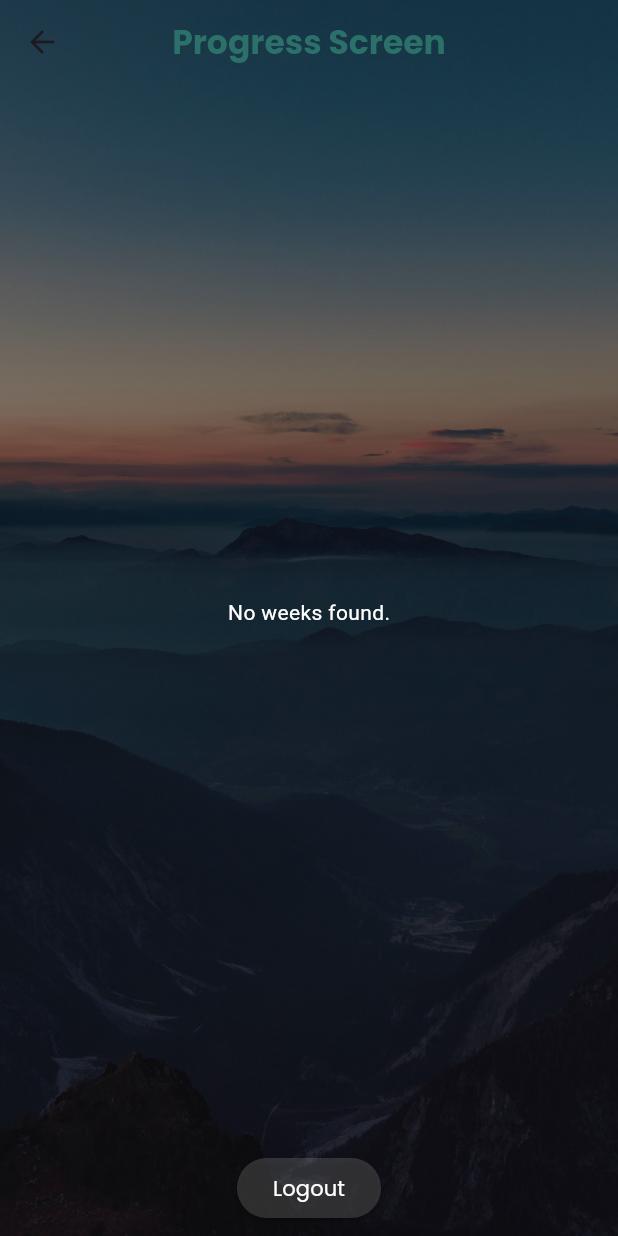
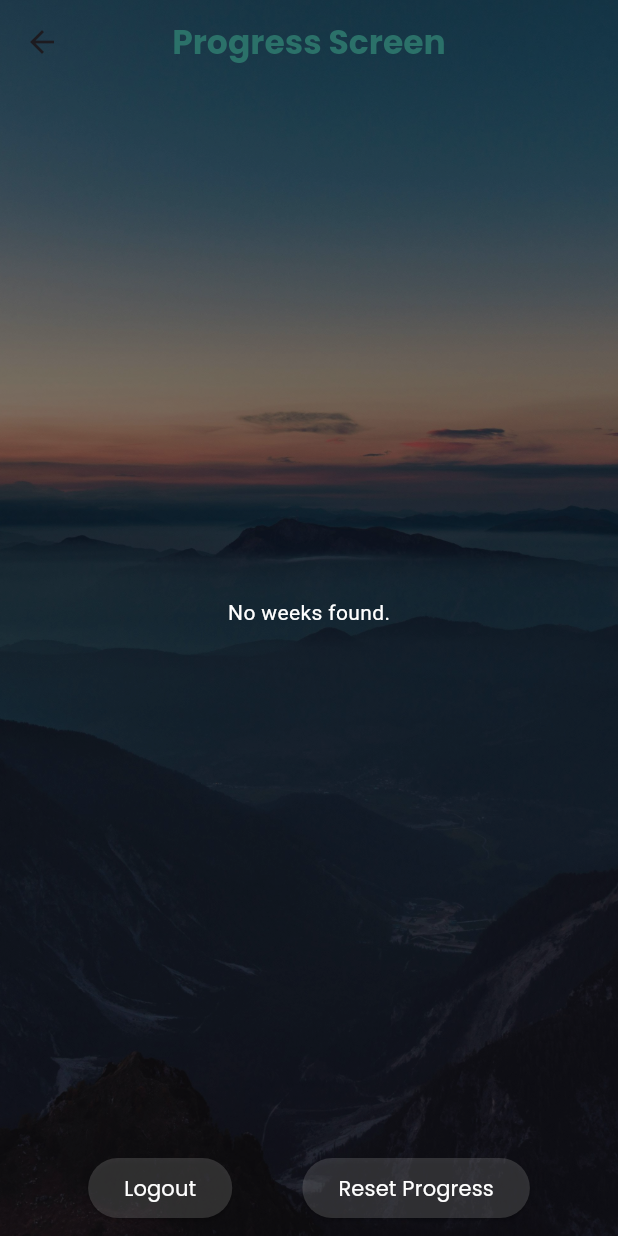
Before and after one commit to myg907/classProject, a Flutter app: the ProgressContentScreen screen opened directly, on a phone screen of 412 x 824 dp. Run offline on Flutter 3.47's test engine with Material 3 defaults, Android fonts, the phone set to English and light mode, and no system bars; our stand-ins replace cloud_firestore, firebase_auth, firebase_core, firebase_storage, image_picker; accounts and stored records are empty.

Commit message:
added reset progress button in progress screen

```diff
--- a/lib/progress_screen.dart
+++ b/lib/progress_screen.dart
@@ -30,6 +30,7 @@ class Week {
     );
   }
 }
+
 class ProgressScreen extends StatefulWidget {
   const ProgressScreen({super.key});
 
@@ -59,14 +60,14 @@ class _ProgressScreenState extends State<ProgressScreen> {
         },
         items: const [
           BottomNavigationBarItem(icon: Icon(Icons.home), label: 'Home'),
-          BottomNavigationBarItem(icon: Icon(Icons.search), label: 'Search Week'),
+          BottomNavigationBarItem(
+              icon: Icon(Icons.search), label: 'Search Week'),
           BottomNavigationBarItem(icon: Icon(Icons.person), label: 'Profile'),
         ],
       ),
     );
   }
 }
-
 
 class ProgressContentScreen extends StatelessWidget {
   const ProgressContentScreen({super.key});
@@ -93,7 +94,7 @@ class ProgressContentScreen extends StatelessWidget {
         fit: StackFit.expand,
         children: [
           Image.asset('assets/images/Login.jpg', fit: BoxFit.cover),
-          Container(color: Colors.black.withOpacity(0.5)),
+          Container(color: Colors.black.withValues(alpha: 0.5)),
           Padding(
             padding: const EdgeInsets.only(top: kToolbarHeight),
             child: Column(
@@ -128,7 +129,7 @@ class ProgressContentScreen extends StatelessWidget {
                           final week = weeks[index];
                           return Card(
                             margin: const EdgeInsets.symmetric(vertical: 8.0),
-                            color: Colors.white.withOpacity(0.85),
+                            color: Colors.white.withValues(alpha: 0.85),
                             shape: RoundedRectangleBorder(
                               borderRadius: BorderRadius.circular(12),
                             ),
@@ -150,7 +151,8 @@ class ProgressContentScreen extends StatelessWidget {
                                 Navigator.push(
                                   context,
                                   MaterialPageRoute(
-                                    builder: (context) => WeekScreen(week: week),
+                                    builder: (context) =>
+                                        WeekScreen(week: week),
                                   ),
                                 );
                               },
@@ -162,8 +164,12 @@ class ProgressContentScreen extends StatelessWidget {
                   ),
                 ),
                 Padding(
-                  padding: const EdgeInsets.symmetric(horizontal: 12, vertical: 8),
-                  child: ElevatedButton(
+                  padding:
+                      const EdgeInsets.symmetric(horizontal: 12, vertical: 8),
+                  child: Row(
+                    mainAxisAlignment: MainAxisAlignment.spaceEvenly,
+                    children: [
+                      ElevatedButton(
                         style: ElevatedButton.styleFrom(
                           backgroundColor: Colors.white.withAlpha(38),
                           foregroundColor: Colors.white,
@@ -174,7 +180,8 @@ class ProgressContentScreen extends StatelessWidget {
                         onPressed: () {
                           FirebaseAuth.instance.signOut();
                           Navigator.of(context).pushAndRemoveUntil(
-                        MaterialPageRoute(builder: (context) => const LoginScreen()),
+                            MaterialPageRoute(
+                                builder: (context) => const LoginScreen()),
                             (route) => false,
                           );
                         },
@@ -186,6 +193,25 @@ class ProgressContentScreen extends StatelessWidget {
                           ),
                         ),
                       ),
+                      ElevatedButton(
+                        style: ElevatedButton.styleFrom(
+                          backgroundColor: Colors.white.withAlpha(38),
+                          foregroundColor: Colors.white,
+                          shape: RoundedRectangleBorder(
+                            borderRadius: BorderRadius.circular(50),
+                          ),
+                        ),
+                        onPressed: () => resetUserProgress(context),
+                        child: const Text(
+                          "Reset Progress",
+                          style: TextStyle(
+                            fontFamily: 'Poppins',
+                            color: Colors.white,
+                          ),
+                        ),
+                      ),
+                    ],
+                  ),
                 ),
               ],
             ),
@@ -193,6 +219,49 @@ class ProgressContentScreen extends StatelessWidget {
         ],
       ),
     );
+  }
+
+  void resetUserProgress(BuildContext context) async {
+    final userId = FirebaseAuth.instance.currentUser?.uid;
+    final firestore = FirebaseFirestore.instance;
+
+    try {
+      // Reset status in the Weeks collection
+      final weeksSnapshot =
+          await firestore.collection('Weeks').orderBy('order').get();
+      for (int i = 0; i < weeksSnapshot.docs.length; i++) {
+        final weekDoc = weeksSnapshot.docs[i];
+        final newStatus = (i == 0) ? 'availableIncomplete' : 'unavailable';
+        await weekDoc.reference.update({'status': newStatus});
+      }
+
+      // Delete Progress documents under the current user
+      final progressRef =
+          firestore.collection('Users').doc(userId).collection('Progress');
+      final progressDocs = await progressRef.get();
+      for (final doc in progressDocs.docs) {
+        await doc.reference.delete();
+      }
+
+      // Show confirmation
+      if (context.mounted) {
+        ScaffoldMessenger.of(context).showSnackBar(
+          const SnackBar(
+            content: Text("Progress has been reset."),
+            backgroundColor: Colors.green,
+          ),
+        );
+      }
+    } catch (e) {
+      if (context.mounted) {
+        ScaffoldMessenger.of(context).showSnackBar(
+          SnackBar(
+            content: Text("Failed to reset: $e"),
+            backgroundColor: Colors.red,
+          ),
+        );
+      }
+    }
   }
 
   String _formatStatusLabel(String status) {
```
Also changed, not shown: lib/week_screen.dart (+5 -5 lines), pubspec.lock. Lines whose indentation alone changed are shown as unchanged.
